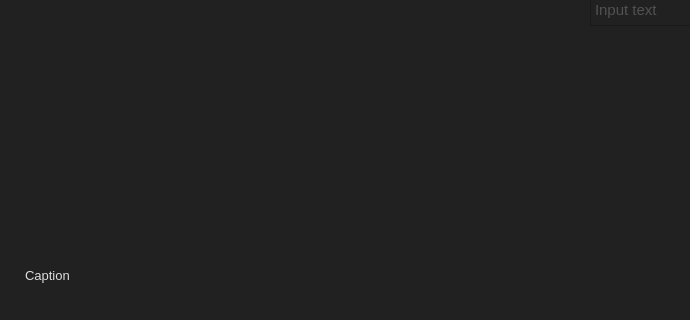
First picture: the form in Nizer/NizerSrc/View/ImageView.ui, repository Glitched-Bacons/Nizer, before the edit; both pictures show x 0 to 690 and y 280 to 600 of the 840 by 600 pixel window.
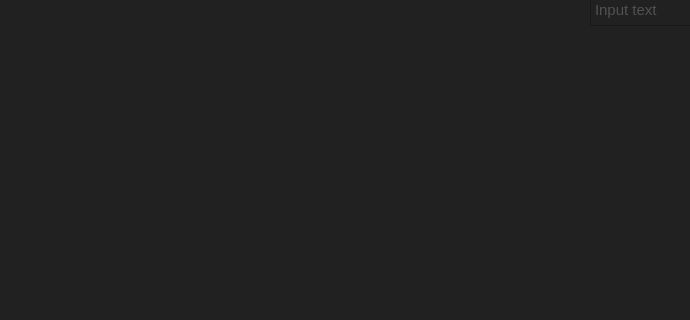
Second picture: the form after the edit. Icons and pictures are not drawn.

```diff
--- a/Nizer/NizerSrc/View/ImageView.ui
+++ b/Nizer/NizerSrc/View/ImageView.ui
@@ -163,7 +163,7 @@
             <enum>QFrame::NoFrame</enum>
            </property>
            <property name="text">
-            <string>Caption</string>
+            <string/>
            </property>
            <property name="indent">
             <number>5</number>
```
Left out of the diff: 14 changed lines with no effect on the pictures.
